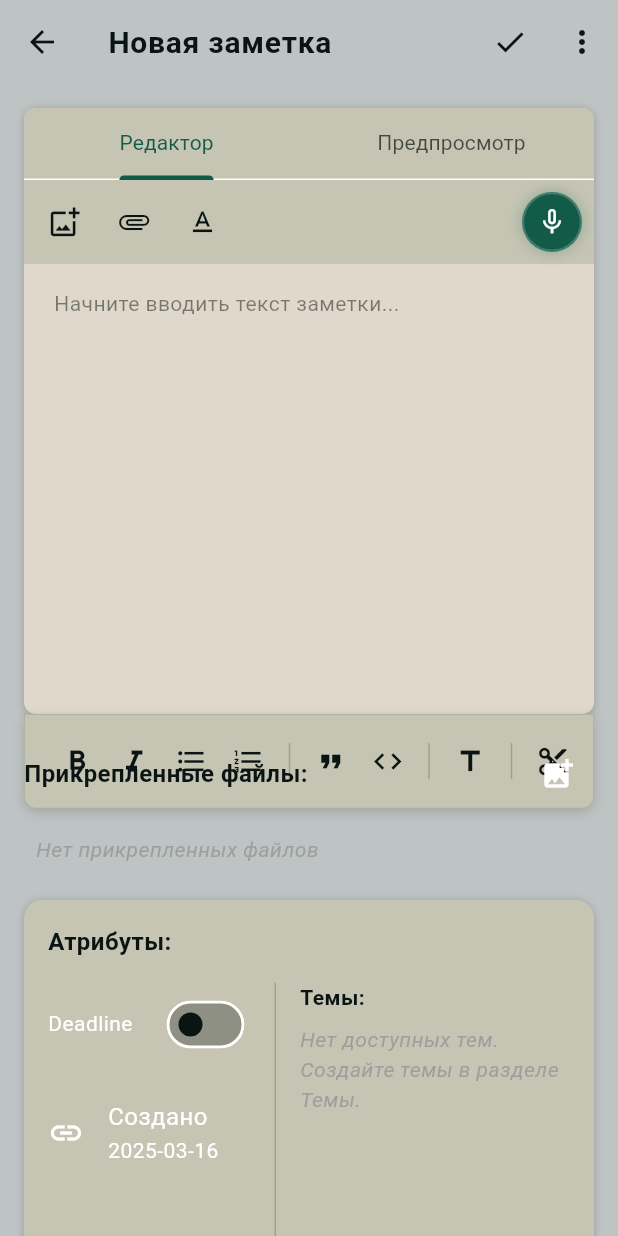
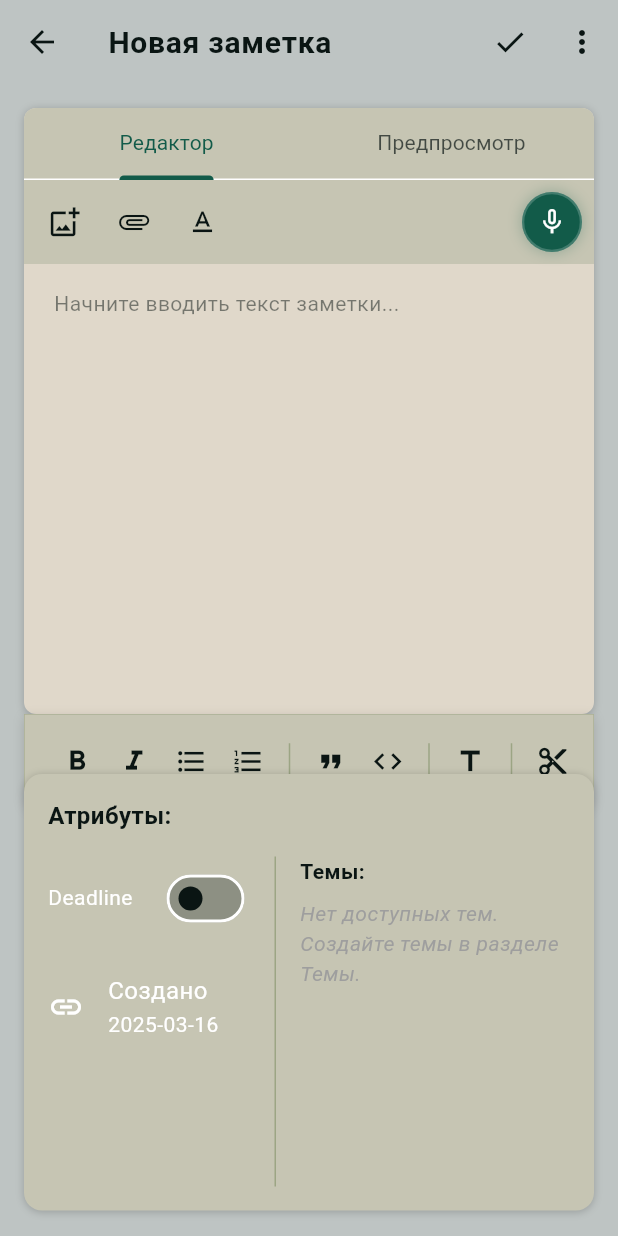
Before and after one commit to Artoxem/notelink, a Flutter app: the NoteDetailScreen screen opened directly, on a phone screen of 412 x 824 dp. Run offline on Flutter 3.47's test engine with Material 3 defaults, Android fonts, the phone set to English and light mode, and no system bars; our stand-ins replace file_picker, flutter_markdown, image_picker, just_audio, permission_handler, shared_preferences and 2 more; missing offline and left inert: record; accounts and stored records are empty.

Commit message:
Markdown Editor UI Improvements

```diff
--- a/lib/screens/note_detail_screen.dart
+++ b/lib/screens/note_detail_screen.dart
@@ -497,33 +497,6 @@ class _NoteDetailScreenState extends State<NoteDetailScreen>
           if (_mediaFiles.isNotEmpty)
             Padding(
               padding: const EdgeInsets.only(top: 24.0),
-              child: Column(
-                crossAxisAlignment: CrossAxisAlignment.start,
-                children: [
-                  const Text(
-                    'Прикрепленные файлы:',
-                    style: TextStyle(
-                      fontWeight: FontWeight.bold,
-                      fontSize: 16,
-                    ),
-                  ),
-                  const SizedBox(height: 12),
-                  ListView.separated(
-                    shrinkWrap: true,
-                    physics: const NeverScrollableScrollPhysics(),
-                    itemCount: _mediaFiles.length,
-                    separatorBuilder: (context, index) =>
-                        const SizedBox(height: 8),
-                    itemBuilder: (context, index) {
-                      return MediaAttachmentWidget(
-                        mediaPath: _mediaFiles[index],
-                        onRemove: () {}, // В режиме просмотра кнопка не видна
-                        isEditing: false,
-                      );
-                    },
-                  ),
-                ],
-              ),
             ),
         ],
       ),
@@ -535,51 +508,22 @@ class _NoteDetailScreenState extends State<NoteDetailScreen>
     return Column(
       crossAxisAlignment: CrossAxisAlignment.start,
       children: [
-        // Заголовок и кнопка добавления медиафайлов
-        Row(
-          mainAxisAlignment: MainAxisAlignment.spaceBetween,
-          children: [
-            const Text(
-              'Прикрепленные файлы:',
-              style: TextStyle(
-                fontWeight: FontWeight.bold,
-                fontSize: 16,
-              ),
-            ),
-            IconButton(
-              icon: const Icon(Icons.add_photo_alternate),
-              onPressed: () => _pickMedia(context),
-              tooltip: 'Добавить медиафайл',
-            ),
-          ],
-        ),
+        // Используем MediaGrid для отображения изображений сеткой 2xN
+        if (_mediaFiles.isNotEmpty)
+          MediaGrid(
+            imagePaths: _mediaFiles,
+            onRemove: _removeMedia,
+            isEditing: _isEditMode,
+          ),
+
         const SizedBox(height: 8),
 
-        // Список прикрепленных медиафайлов
-        if (_mediaFiles.isEmpty)
-          const Padding(
-            padding: EdgeInsets.all(8.0),
-            child: Text(
-              'Нет прикрепленных файлов',
-              style: TextStyle(
-                fontStyle: FontStyle.italic,
-                color: Colors.grey,
-              ),
-            ),
-          )
-        else
-          ListView.separated(
-            shrinkWrap: true,
-            physics: const NeverScrollableScrollPhysics(),
-            itemCount: _mediaFiles.length,
-            separatorBuilder: (context, index) => const SizedBox(height: 8),
-            itemBuilder: (context, index) {
-              return MediaAttachmentWidget(
-                mediaPath: _mediaFiles[index],
-                onRemove: () => _removeMedia(index),
-                isEditing: _isEditMode,
-              );
-            },
+        // Используем FilesList для отображения остальных файлов
+        if (_mediaFiles.isNotEmpty)
+          FilesList(
+            filePaths: _mediaFiles,
+            onRemove: _removeMedia,
+            isEditing: _isEditMode,
           ),
       ],
     );
```
